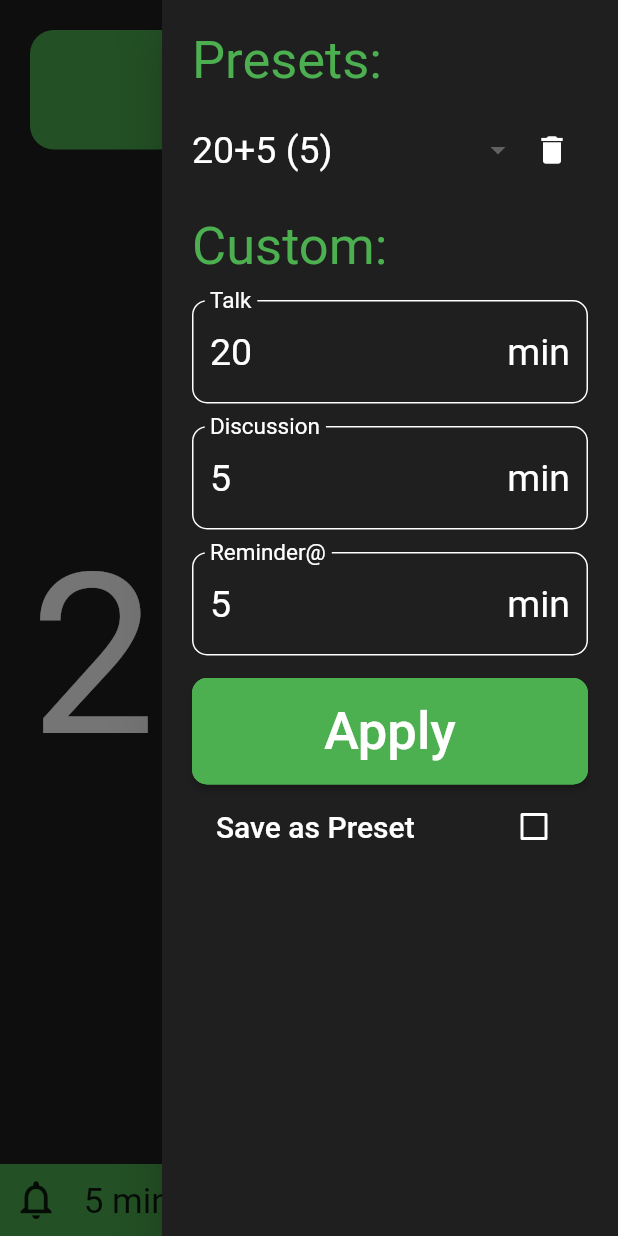
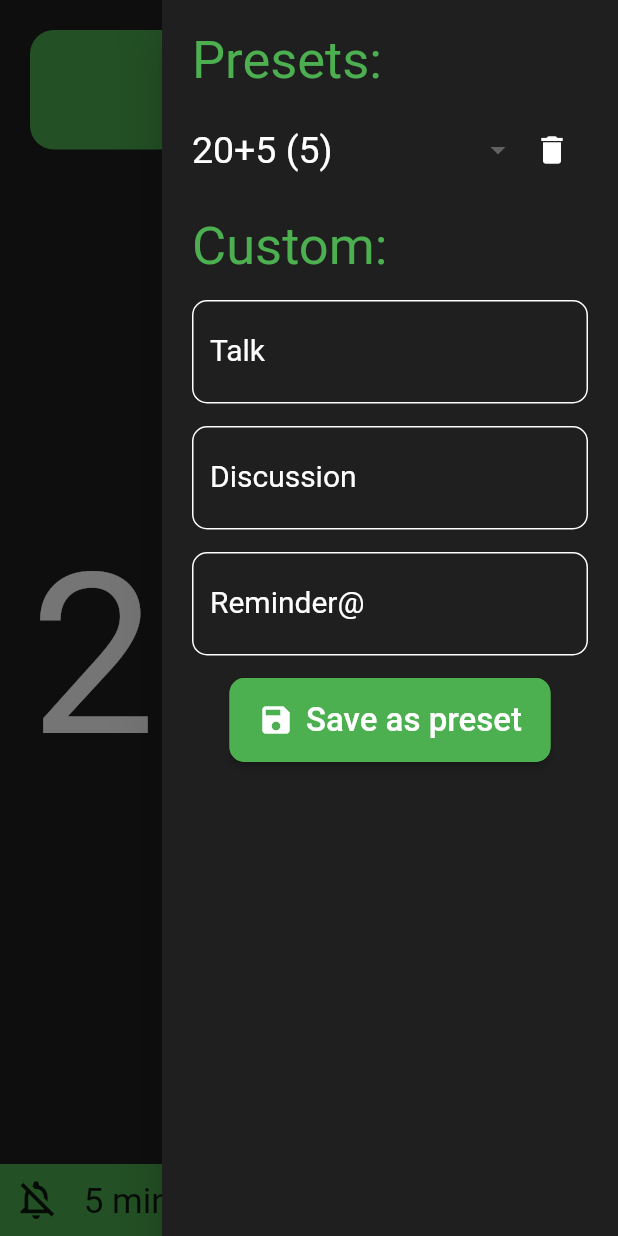
Before and after one commit to hep-mh/flounder, a Flutter app: the screen it shows after launch, with the side drawer open, on a phone screen of 412 x 824 dp. Run offline on Flutter 3.47's test engine with Material 2 defaults, Android fonts, the light colour scheme and no system bars; our stand-ins replace audioplayers, shared_preferences, wakelock; missing offline and left inert: audioplayers_web, shared_preferences_web, wakelock_web, window_manager; accounts and stored records are empty.

Commit message:
changed user interface to make it more consistent

```diff
--- a/lib/state.dart
+++ b/lib/state.dart
@@ -41,7 +41,7 @@ class TimerProfile {
     return talkStr + '+' + discussionStr + ' (' + reminderStr + ')';
   }
 
-  TimerProfile copy() {
+  TimerProfile clone() {
     return TimerProfile(talkLength, discussionLength, reminderAt);
   }
 }
@@ -90,8 +90,6 @@ class ApplicationState {
 
   // LOCAL SETTINGS ///////////////////////////////////////////////////////////
   /////////////////////////////////////////////////////////////////////////////
-  // A flag to determine whether to save custom profiles
-  bool save     = false;
   // A flag to determine whether to play an additional
   // reminder DURING the talk
   bool remindMe = false;
@@ -101,7 +99,7 @@ class ApplicationState {
   ApplicationState() {
     // Initially set the profile to the
     // first element in 'presets' and...
-    profile = presets[presets.keys.first].copy();
+    profile = presets[presets.keys.first].clone();
     // ...initialize the timer accordingly
     timer = profile.talkLength*60;
   }
@@ -109,7 +107,7 @@ class ApplicationState {
   void swapPresets(Map newPresets) {
     presets = newPresets;
     // Select a new profile, as the old one might be invalid
-    profile = presets[presets.keys.first].copy();
+    profile = presets[presets.keys.first].clone();
   }
 
   List<String> exportPresets() {
--- a/lib/widgets.dart
+++ b/lib/widgets.dart
@@ -187,7 +187,7 @@ class FlounderActionBar extends StatelessWidget {
               IconButton(
                 icon: Icon(
                   (state.remindMe == true) ? Icons.notifications_active_outlined
-                                                    : Icons.notifications_none
+                                           : Icons.notifications_off_outlined
                 ),
                 onPressed: onPressedL,
                 iconSize: iconSize,
@@ -262,19 +262,18 @@ class FlounderDrawer extends StatelessWidget {
   final List<DropdownMenuItem<String>> dropdownItems;
   final String                         dropdownValue;
 
-  final ValueChanged<String?>? onDropdownValueChanged;
+  final Function(String?) onDropdownValueChanged;
 
   // IconButton properties
   final VoidCallback onDeleteButtonPressed;
 
   // TextFormField properties
-  final Map textControllers;
+  final Map textFieldControllers;
+
+  final Function(String?, String?) onAnyTextFieldChanged;
 
   // ElevatedButton properties
-  final VoidCallback onApplyButtonPressed;
-
-  // CheckboxListTile properties
-  final ValueChanged<bool?>? onCheckboxChanged;
+  final VoidCallback onSaveButtonPressed;
 
   const FlounderDrawer({
     Key? key,
@@ -283,34 +282,31 @@ class FlounderDrawer extends StatelessWidget {
     required this.dropdownValue,
     required this.onDropdownValueChanged,
     required this.onDeleteButtonPressed,
-    required this.onApplyButtonPressed,
-    required this.onCheckboxChanged,
-    required this.textControllers,
+    required this.textFieldControllers,
+    required this.onAnyTextFieldChanged,
+    required this.onSaveButtonPressed,
   }) : super(key: key);
 
   @override
   Widget build(BuildContext context) {
-    final Map textFieldValues = {
-      'Talk'      : state.profile.talkLength,
-      'Discussion': state.profile.discussionLength,
-      'Reminder@' : state.profile.reminderAt,
-    };
+    List<String> textFieldIds = ['Talk', 'Discussion', 'Reminder@'];
 
     List<Widget> textFieldWidgets = [];
     // Prepare the different text fields that
     // are used for getting user input
-    textFieldValues.forEach((key, value) {
+    for (var id in textFieldIds) {
       textFieldWidgets.add(
         TextFormField(
-          controller: textControllers[key]..text = textFieldValues[key].toString(),
+          controller: textFieldControllers[id],
           style: const TextStyle(fontSize: 25, color: Colors.white),
           keyboardType: TextInputType.number,
           inputFormatters: <TextInputFormatter>[
             FilteringTextInputFormatter.digitsOnly
           ],
+          onChanged: (String? text) { onAnyTextFieldChanged(id, text);},
           decoration: InputDecoration(
             border: const UnderlineInputBorder(),
-            labelText: key,
+            labelText: id,
             labelStyle: const TextStyle(fontSize: 20, color: Colors.white),
             suffixText: 'min',
             suffixStyle: const TextStyle(fontSize: 25, color: Colors.white),
@@ -328,7 +324,7 @@ class FlounderDrawer extends StatelessWidget {
       textFieldWidgets.add(
         const SizedBox(height: 15)
       );
-    });
+    }
 
     return Drawer(
       backgroundColor: const Color(0xff1f1f1f),
@@ -369,11 +365,14 @@ class FlounderDrawer extends StatelessWidget {
           // 3. The TEXT_FORM_FIELD's to capture user input ///////////////////
           /////////////////////////////////////////////////////////////////////
           ...textFieldWidgets,
-          // 4. The ELEVATED_BUTTON to apply the current configuration ////////
+          // 4. The ELEVATED_BUTTON to save the current preset ////////////////
           /////////////////////////////////////////////////////////////////////
-          ElevatedButton(
-            child: const Text('Apply', style: TextStyle(fontSize: 35, color: Colors.white)),
-            onPressed: onApplyButtonPressed,
+          Container(
+            padding: const EdgeInsets.fromLTRB(25, 0, 25, 0),
+            child: ElevatedButton.icon(
+              icon: const Icon(Icons.save),
+              label: const Text('Save as preset', style: TextStyle(fontSize: 22, color: Colors.white)),
+              onPressed: onSaveButtonPressed,
               style: ButtonStyle(
                 padding: MaterialStateProperty.all<EdgeInsets>(const EdgeInsets.all(15)),
                 backgroundColor: MaterialStateProperty.all<Color>(state.mode.color),
@@ -381,16 +380,6 @@ class FlounderDrawer extends StatelessWidget {
                   RoundedRectangleBorder(borderRadius: BorderRadius.circular(10), side: BorderSide(color: state.mode.color)),
                 ),
               ),
-          ),
-          // 5. The CHECKBOX_LIST_TILE to determine whether to save ///////////
-          /////////////////////////////////////////////////////////////////////
-          Theme(
-            data: ThemeData(unselectedWidgetColor: Colors.white),
-            child: CheckboxListTile(
-              title: const Text('Save as Preset', style: TextStyle(color: Colors.white, fontSize: 20)),
-              activeColor: state.mode.color,
-              value: state.save,
-              onChanged: onCheckboxChanged
             )
           )
         ],
--- a/pubspec.yaml
+++ b/pubspec.yaml
@@ -4,7 +4,7 @@ description: A cross-platform counter that can be used for the time-management i
 
 publish_to: 'none'
 
-version: 0.3.0
+version: 0.4.0
 
 
 environment:
```
Also changed, not shown: lib/home.dart (+60 -57 lines), 1 other file. Lines whose indentation alone changed are shown as unchanged.
